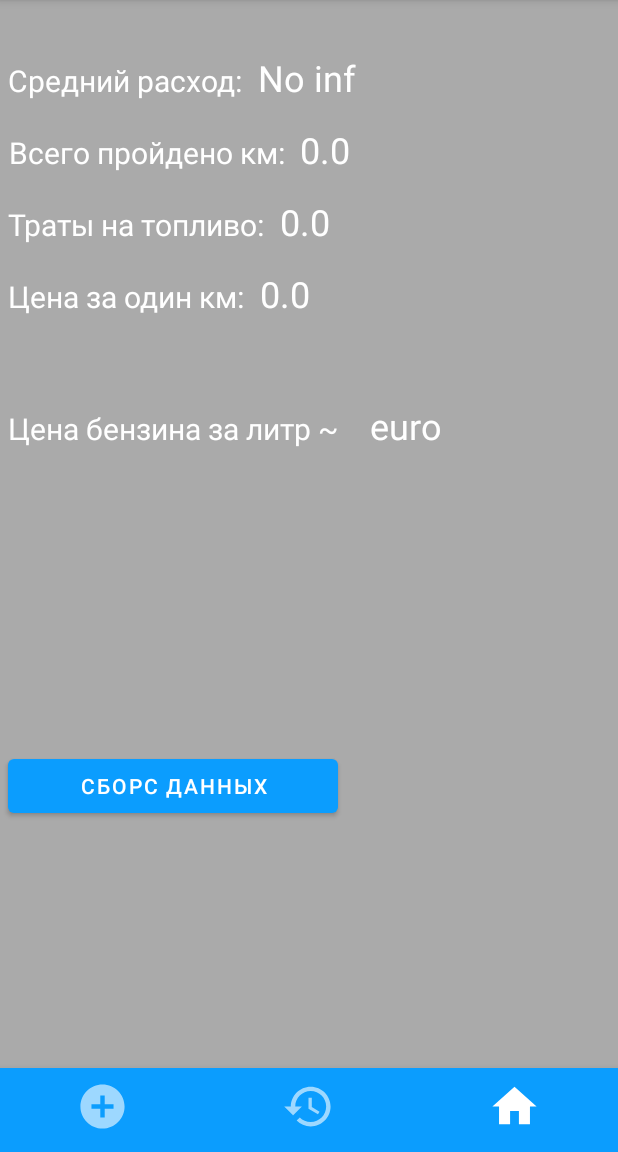
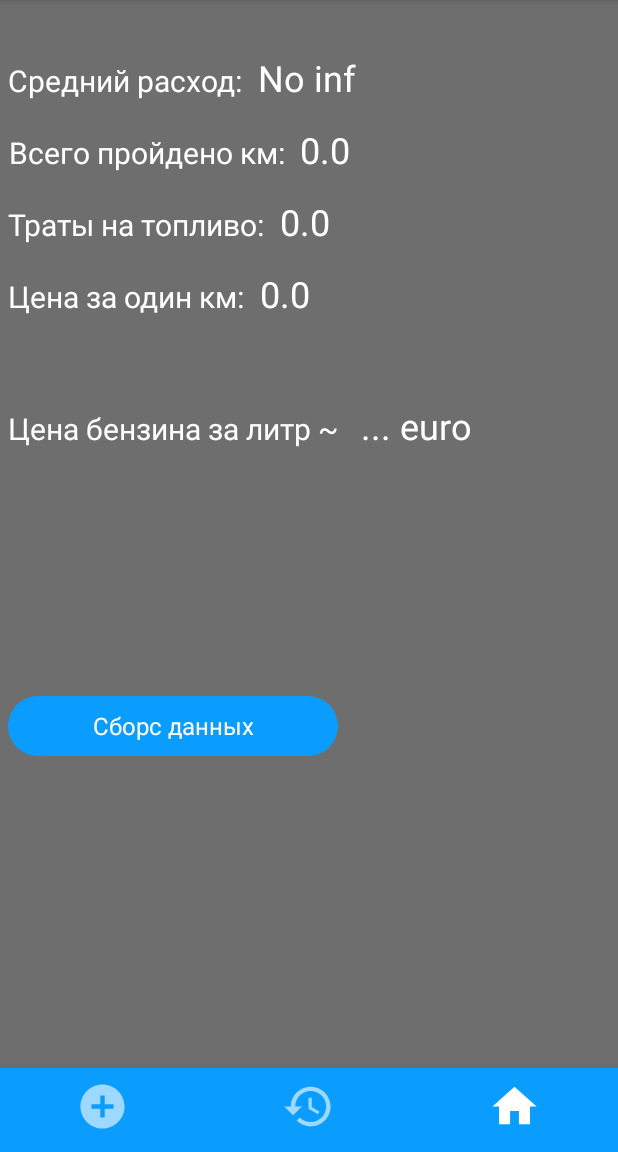
Before and after one commit to GigaIQ/carhelper, an Android app: the screen it shows after launch (MainActivity), on a phone screen of 412 x 824 dp, the part 84-1236 px from its top. Run offline under Robolectric (Android 15) with nearby library versions, the phone set to English and light mode, and no system bars; our stand-ins replace data binding, navigation-ui; network calls fail; 8 statements that could not run were skipped.

Commit message:
Change design

```diff
--- a/app/src/main/java/ru/vsu/cs/polev/HistoryFragment.java
+++ b/app/src/main/java/ru/vsu/cs/polev/HistoryFragment.java
@@ -54,7 +54,7 @@ public class HistoryFragment extends Fragment {
             double liter = litersList.get(litersList.size() - 1);
             double price = priceList.get(priceList.size() - 1) ;
 
-            for (int i = litersList.size() - 2; i >= 0; i--) {
+            for (int i = litersList.size() - 1; i >= 0; i--) {
                 try {
                     diff = distanceList.get(i + 1) - distanceList.get(i );
                     allCoast = priceList.get(i) * litersList.get(i);
--- a/app/src/main/java/ru/vsu/cs/polev/InformationFragment.java
+++ b/app/src/main/java/ru/vsu/cs/polev/InformationFragment.java
@@ -27,7 +27,7 @@ public class InformationFragment extends Fragment {
     FragmentInformationBinding binding;
 
     String gotResponse = "";
-    String finishPrice = "";
+    String finishPrice = "...";
 
 
     @SuppressLint("SetTextI18n")
--- a/app/src/main/res/layout/fragment_history.xml
+++ b/app/src/main/res/layout/fragment_history.xml
@@ -13,7 +13,7 @@
 
         android:layout_width="match_parent"
         android:layout_height="match_parent"
-        android:background="#AAAAAA">
+        android:background="#DC575757">
 
         <LinearLayout
             android:layout_width="match_parent"
--- a/app/src/main/res/layout/fragment_information.xml
+++ b/app/src/main/res/layout/fragment_information.xml
@@ -14,7 +14,7 @@
 
         android:layout_width="match_parent"
         android:layout_height="match_parent"
-        android:background="#AAAAAA">
+        android:background="#6E6E6E">
         <LinearLayout
             android:layout_width="match_parent"
             android:layout_height="wrap_content"
@@ -183,11 +183,14 @@
 
             <Button
                 android:id="@+id/cleanInfoButton"
+                style="@style/Widget.Material3.Button.UnelevatedButton"
+                android:textSize="16sp"
                 android:layout_width="220dp"
                 android:layout_height="wrap_content"
+                android:layout_marginStart="5dp"
+                android:layout_marginTop="160dp"
+
                 android:text="Сборс данных"
-                android:layout_marginStart="5dp"
-                android:layout_marginTop="200dp"
                 />
 
         </LinearLayout>
--- a/app/src/main/res/layout/item_view.xml
+++ b/app/src/main/res/layout/item_view.xml
@@ -4,7 +4,7 @@
     xmlns:tools="http://schemas.android.com/tools"
     android:layout_width="match_parent"
     android:layout_height="wrap_content"
-    android:background="#AAAAAA">
+    android:background="#6E6E6E">
 
 
     <TextView
```
Also changed, not shown: app/src/main/res/layout/fragment_new_fuel.xml (+14 -6 lines).
